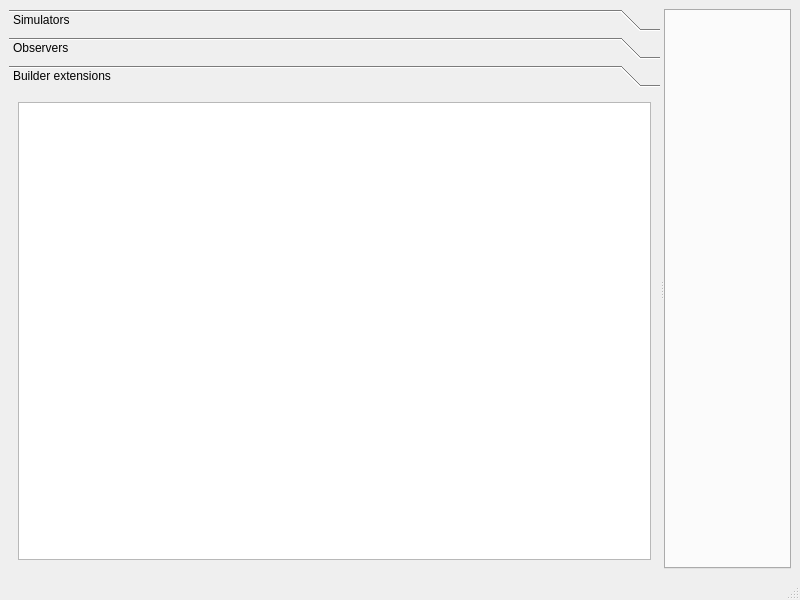
Qt form src/apps/openfluid-devstudio/MainWindow.ui (OpenFLUID/openfluid) before a commit.
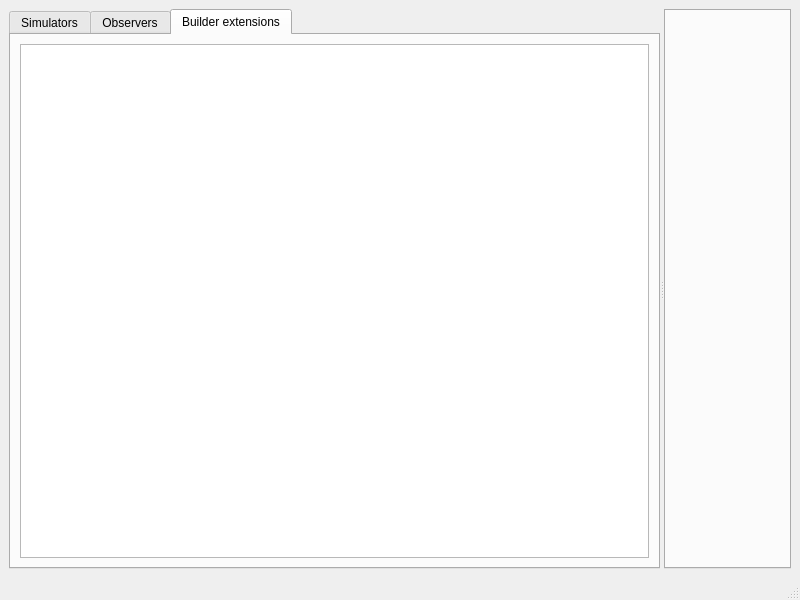
The same form after that commit. Icons and pictures are not drawn. Custom widgets are drawn as their Qt base class.

Commit message: Change the ware explorers appearance for a tab widget

Diff of the .ui file:
```diff
--- a/src/apps/openfluid-devstudio/MainWindow.ui
+++ b/src/apps/openfluid-devstudio/MainWindow.ui
@@ -24,23 +24,18 @@
       <property name="orientation">
        <enum>Qt::Horizontal</enum>
       </property>
-      <widget class="QToolBox" name="toolBox">
-       <property name="frameShape">
-        <enum>QFrame::NoFrame</enum>
-       </property>
+      <widget class="QTabWidget" name="TabWidget">
        <property name="currentIndex">
         <number>2</number>
        </property>
-       <widget class="QWidget" name="SimPage">
-        <property name="geometry">
-         <rect>
-          <x>0</x>
-          <y>0</y>
-          <width>653</width>
-          <height>442</height>
-         </rect>
-        </property>
-        <attribute name="label">
+       <property name="elideMode">
+        <enum>Qt::ElideRight</enum>
+       </property>
+       <widget class="QWidget" name="SimPage" native="true">
+        <attribute name="title">
+         <string>Simulators</string>
+        </attribute>
+        <attribute name="toolTip">
          <string>Simulators</string>
         </attribute>
         <layout class="QVBoxLayout" name="verticalLayout_2">
@@ -53,16 +48,11 @@
          </item>
         </layout>
        </widget>
-       <widget class="QWidget" name="ObsPage">
-        <property name="geometry">
-         <rect>
-          <x>0</x>
-          <y>0</y>
-          <width>653</width>
-          <height>442</height>
-         </rect>
-        </property>
-        <attribute name="label">
+       <widget class="QWidget" name="ObsPage" native="true">
+        <attribute name="title">
+         <string>Observers</string>
+        </attribute>
+        <attribute name="toolTip">
          <string>Observers</string>
         </attribute>
         <layout class="QVBoxLayout" name="verticalLayout_3">
@@ -75,16 +65,11 @@
          </item>
         </layout>
        </widget>
-       <widget class="QWidget" name="ExtPage">
-        <property name="geometry">
-         <rect>
-          <x>0</x>
-          <y>0</y>
-          <width>653</width>
-          <height>442</height>
-         </rect>
-        </property>
-        <attribute name="label">
+       <widget class="QWidget" name="ExtPage" native="true">
+        <attribute name="title">
+         <string>Builder extensions</string>
+        </attribute>
+        <attribute name="toolTip">
          <string>Builder extensions</string>
         </attribute>
         <layout class="QVBoxLayout" name="verticalLayout_4">
```
The commit also changes 1 other file.
